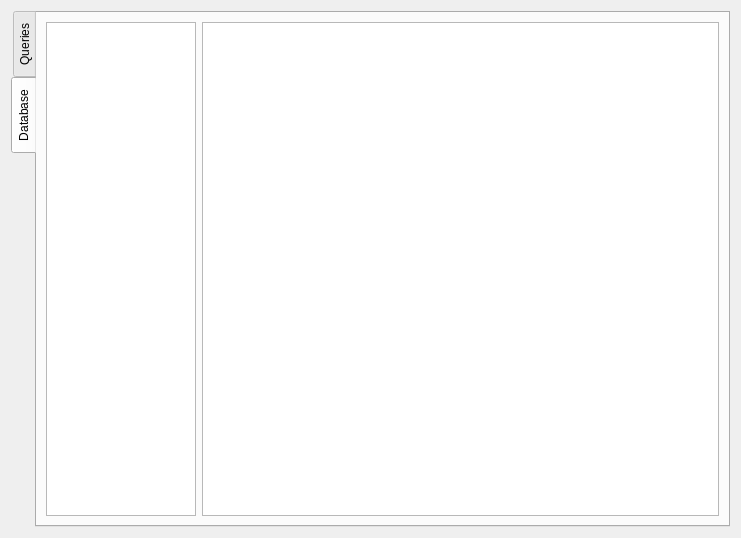
Old version of the form apps/designer/designerquerywidget.ui in the repository shujaatak/exaro.
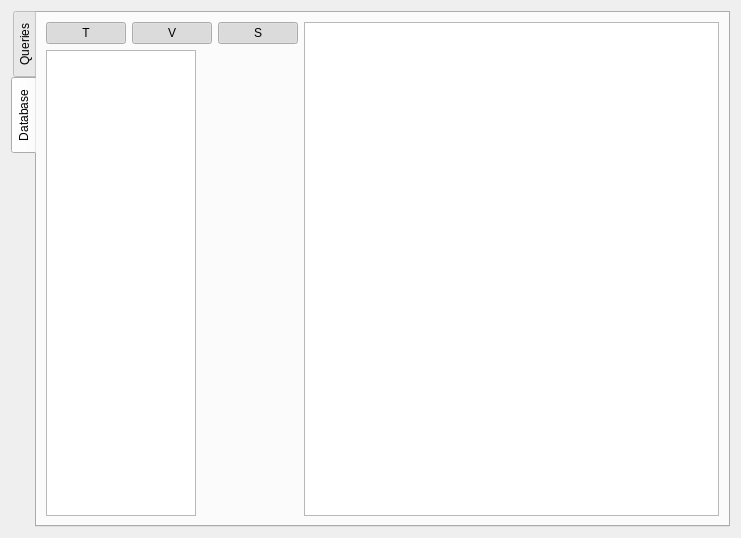
New version of the form. The open tabs and pages were chosen to show the change. Icons and pictures are not drawn.

Commit message: - sqlQueryEditor now can show tables, views, systemtables optional - continue cleanup code

```diff
--- a/apps/designer/designerquerywidget.ui
+++ b/apps/designer/designerquerywidget.ui
@@ -209,8 +209,80 @@
       </attribute>
       <layout class="QGridLayout" name="gridLayout_2">
        <item row="0" column="0">
+        <layout class="QHBoxLayout" name="horizontalLayout_3">
+         <item>
+          <layout class="QVBoxLayout" name="verticalLayout_3">
+           <item>
         <layout class="QHBoxLayout" name="horizontalLayout_2">
          <item>
+              <widget class="QPushButton" name="b_dbTables">
+               <property name="sizePolicy">
+                <sizepolicy hsizetype="Maximum" vsizetype="Fixed">
+                 <horstretch>0</horstretch>
+                 <verstretch>0</verstretch>
+                </sizepolicy>
+               </property>
+               <property name="toolTip">
+                <string>show user Tables</string>
+               </property>
+               <property name="text">
+                <string>T</string>
+               </property>
+               <property name="checkable">
+                <bool>true</bool>
+               </property>
+               <property name="checked">
+                <bool>true</bool>
+               </property>
+              </widget>
+             </item>
+             <item>
+              <widget class="QPushButton" name="b_dbViews">
+               <property name="sizePolicy">
+                <sizepolicy hsizetype="Maximum" vsizetype="Fixed">
+                 <horstretch>0</horstretch>
+                 <verstretch>0</verstretch>
+                </sizepolicy>
+               </property>
+               <property name="toolTip">
+                <string>Show Views</string>
+               </property>
+               <property name="text">
+                <string>V</string>
+               </property>
+               <property name="checkable">
+                <bool>true</bool>
+               </property>
+               <property name="checked">
+                <bool>true</bool>
+               </property>
+              </widget>
+             </item>
+             <item>
+              <widget class="QPushButton" name="b_dbSystem">
+               <property name="sizePolicy">
+                <sizepolicy hsizetype="Maximum" vsizetype="Fixed">
+                 <horstretch>0</horstretch>
+                 <verstretch>0</verstretch>
+                </sizepolicy>
+               </property>
+               <property name="toolTip">
+                <string>show system Tables</string>
+               </property>
+               <property name="text">
+                <string>S</string>
+               </property>
+               <property name="checkable">
+                <bool>true</bool>
+               </property>
+               <property name="checked">
+                <bool>true</bool>
+               </property>
+              </widget>
+             </item>
+            </layout>
+           </item>
+           <item>
           <widget class="QListWidget" name="tablesList">
            <property name="sizePolicy">
             <sizepolicy hsizetype="Minimum" vsizetype="Expanding">
@@ -238,6 +310,8 @@
            </property>
           </widget>
          </item>
+          </layout>
+         </item>
          <item>
           <widget class="QTableView" name="dataTable">
            <property name="sizePolicy">
```
Left out of the diff: 14 changed lines with no effect on the pictures. Lines whose indentation alone changed are shown as unchanged. The commit also changes 4 other files.
